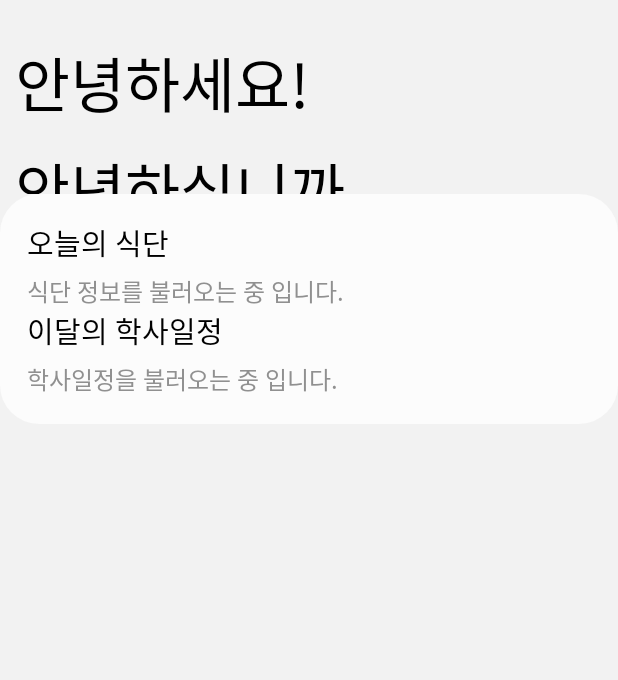
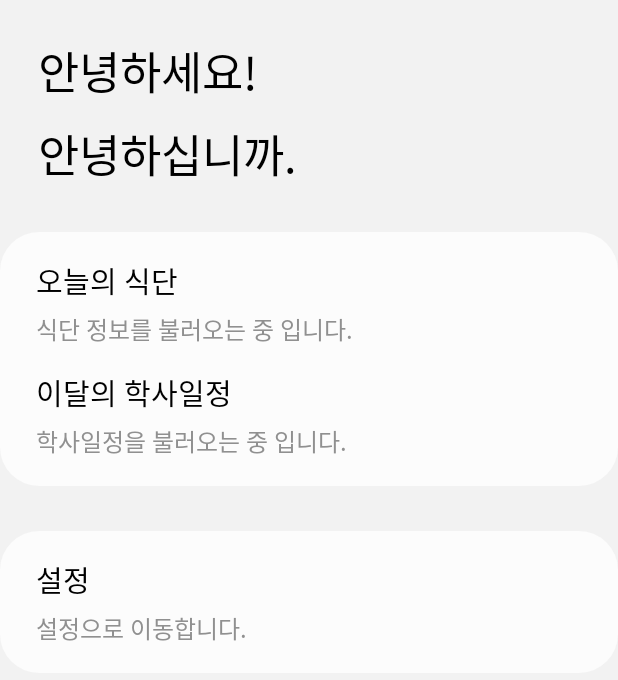
Before and after one commit to KimWash/SJHS_Notifier, an Android app: the layout activity_main.xml on its own in the app's theme, with its tools: preview values and no code run, on a phone screen of 412 x 824 dp. Shown: the top 680 px of the screen. Run offline under Robolectric (Android 15) with nearby library versions, the phone set to English and light mode, and no system bars.

Commit message:
설정 포커스블럭 추가

```diff
--- a/app/src/main/res/layout/activity_main.xml
+++ b/app/src/main/res/layout/activity_main.xml
@@ -16,6 +16,8 @@
         <LinearLayout
             android:layout_width="412dp"
             android:layout_height="129dp"
+            android:layout_marginLeft="25dp"
+            android:layout_marginBottom="25dp"
             android:orientation="horizontal"
             tools:ignore="MissingConstraints">
 
@@ -23,31 +25,34 @@
                 android:id="@+id/welcome"
                 android:layout_width="wrap_content"
                 android:layout_height="wrap_content"
-                android:layout_marginHorizontal="10dp"
                 android:layout_marginTop="25dp"
                 android:fontFamily="@font/rbt_regular"
                 android:lineSpacingExtra="5pt"
                 android:text="안녕하세요!\n안녕하십니까."
                 android:textColor="?attr/titleColor"
-                android:textSize="40sp" />
+                android:textSize="30sp" />
 
 
         </LinearLayout>
+
         <LinearLayout
-            android:id="@+id/meallayout"
             android:layout_width="match_parent"
             android:layout_height="wrap_content"
             android:background="@drawable/shadow"
+            android:clickable="false"
             android:orientation="vertical"
+            android:paddingLeft="24dp"
+            android:paddingRight="24dp"
+            android:paddingTop="18dp"
             android:paddingBottom="18dp"
-            android:paddingTop="18dp"
-            android:paddingLeft="18dp"
-            tools:ignore="MissingConstraints"
-            android:clickable="true">
+            tools:ignore="MissingConstraints">
+
             <LinearLayout
+                android:id="@+id/meallayout"
                 android:layout_width="match_parent"
                 android:layout_height="match_parent"
-                android:orientation="horizontal">
+                android:orientation="vertical"
+                android:layout_marginBottom="7.5dp">
                 <TextView
                     android:id="@+id/mealName"
                     android:layout_width="wrap_content"
@@ -56,7 +61,7 @@
                     android:text="오늘의 식단"
                     android:textColor="?attr/titleColor"
                     android:textSize="19sp" />
-            </LinearLayout>
+
                 <TextView
                     android:id="@+id/meal"
                     android:layout_width="match_parent"
@@ -64,28 +69,84 @@
                     android:layout_marginTop="5dp"
                     android:text="식단 정보를 불러오는 중 입니다."
                     android:textColor="?attr/textColor"
-                    android:textSize="16sp"/>
+                    android:textSize="16sp" />
+            </LinearLayout>
+
+            <View
+                android:id="@+id/divider"
+                android:layout_width="match_parent"
+                android:layout_height="1.5dp"
+                android:background="?android:attr/listDivider" />
+
+            <LinearLayout
+                android:layout_width="match_parent"
+                android:layout_height="match_parent"
+                android:orientation="vertical"
+                android:layout_marginTop="7.5dp">
+                <TextView
+                    android:id="@+id/textView2"
+                    android:layout_width="match_parent"
+                    android:layout_height="wrap_content"
+                    android:fontFamily="@font/rbt_meduim"
+                    android:text="이달의 학사일정"
+                    android:textColor="?attr/titleColor"
+                    android:textSize="19sp" />
+
+                <TextView
+                    android:id="@+id/schedules"
+                    android:layout_width="match_parent"
+                    android:layout_height="wrap_content"
+                    android:layout_marginTop="5dp"
+                    android:text="학사일정을 불러오는 중 입니다."
+                    android:textColor="?attr/textColor"
+                    android:textSize="16sp" />
+            </LinearLayout>
 
 
+
+        </LinearLayout>
+    <LinearLayout
+        android:layout_width="match_parent"
+        android:layout_height="wrap_content"
+        android:background="@drawable/shadow"
+        android:clickable="false"
+        android:orientation="vertical"
+        android:layout_marginTop="30dp"
+        android:paddingLeft="24dp"
+        android:paddingRight="24dp"
+        android:paddingTop="18dp"
+        android:paddingBottom="18dp"
+        tools:ignore="MissingConstraints">
+
+        <LinearLayout
+            android:id="@+id/setting"
+            android:layout_width="match_parent"
+            android:layout_height="match_parent"
+            android:orientation="vertical">
             <TextView
-                android:id="@+id/textView2"
+                android:id="@+id/settingTitle"
                 android:layout_width="match_parent"
                 android:layout_height="wrap_content"
-                android:fontFamily="@font/nbgb"
-                android:text="이달의 학사일정"
+                android:fontFamily="@font/rbt_meduim"
+                android:text="설정"
                 android:textColor="?attr/titleColor"
                 android:textSize="19sp" />
 
             <TextView
-                android:id="@+id/schedules"
+                android:id="@+id/settingContent"
                 android:layout_width="match_parent"
                 android:layout_height="wrap_content"
                 android:layout_marginTop="5dp"
-                android:text="학사일정을 불러오는 중 입니다."
+                android:text="설정으로 이동합니다."
                 android:textColor="?attr/textColor"
-                android:textSize="16sp"/>
+                android:textSize="16sp" />
         </LinearLayout>
-        </LinearLayout>
+
+    </LinearLayout>
+
+
+
+    </LinearLayout>
 
 
 
```
